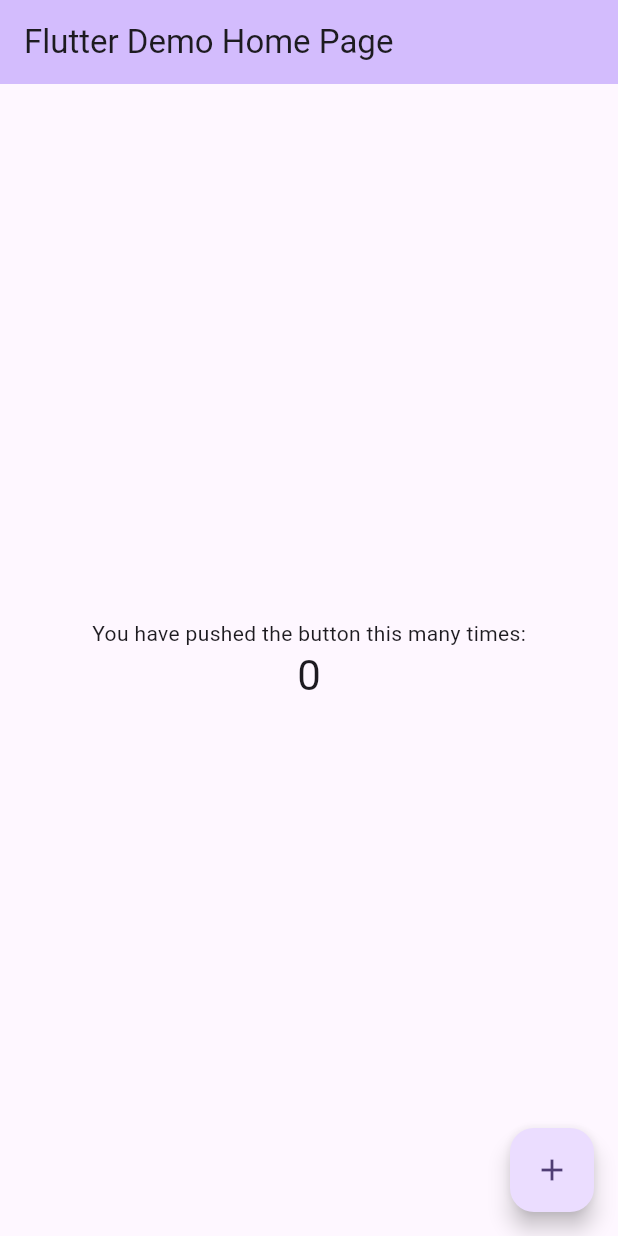
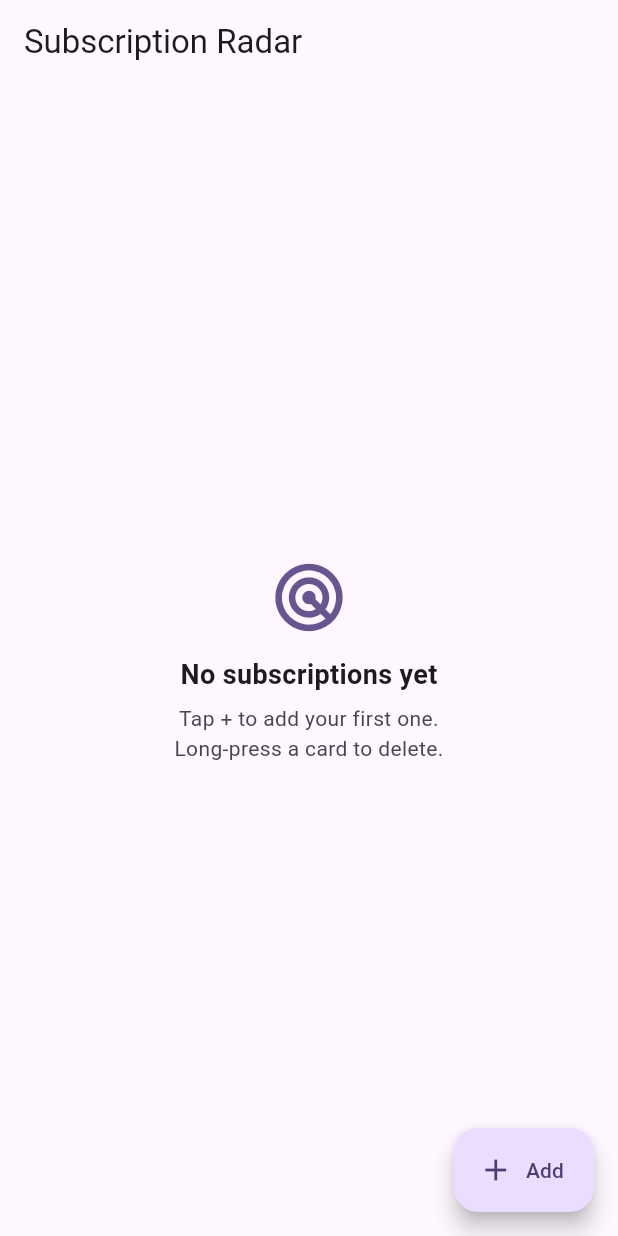
Before and after one commit to preiyalthakkar3007/subscription-radar, a Flutter app: the screen it shows after launch, on a phone screen of 412 x 824 dp. Run offline on Flutter 3.47's test engine with Material 3 defaults, Android fonts, the phone set to English and light mode, and no system bars; our stand-ins replace hive, hive_flutter; accounts and stored records are empty.

Commit message:
Add Hive-backed subscriptions + add screen

```diff
--- a/lib/main.dart
+++ b/lib/main.dart
@@ -1,122 +1,269 @@
 import 'package:flutter/material.dart';
+import 'package:hive_flutter/hive_flutter.dart';
+import 'models/subscription.dart';
+import 'screens/add_subscription.dart';
 
-void main() {
+
+Future<void> main() async {
+  WidgetsFlutterBinding.ensureInitialized();
+
+  await Hive.initFlutter();
+  Hive.registerAdapter(SubscriptionAdapter());
+  await Hive.openBox<Subscription>('subscriptions');
+
   runApp(const MyApp());
 }
 
 class MyApp extends StatelessWidget {
   const MyApp({super.key});
 
-  // This widget is the root of your application.
   @override
   Widget build(BuildContext context) {
+    final scheme = ColorScheme.fromSeed(seedColor: Colors.deepPurple);
+
     return MaterialApp(
-      title: 'Flutter Demo',
+      title: 'Subscription Radar',
+      debugShowCheckedModeBanner: false,
       theme: ThemeData(
-        // This is the theme of your application.
-        //
-        // TRY THIS: Try running your application with "flutter run". You'll see
-        // the application has a purple toolbar. Then, without quitting the app,
-        // try changing the seedColor in the colorScheme below to Colors.green
-        // and then invoke "hot reload" (save your changes or press the "hot
-        // reload" button in a Flutter-supported IDE, or press "r" if you used
-        // the command line to start the app).
-        //
-        // Notice that the counter didn't reset back to zero; the application
-        // state is not lost during the reload. To reset the state, use hot
-        // restart instead.
-        //
-        // This works for code too, not just values: Most code changes can be
-        // tested with just a hot reload.
-        colorScheme: .fromSeed(seedColor: Colors.deepPurple),
+        useMaterial3: true,
+        colorScheme: scheme,
+        scaffoldBackgroundColor: scheme.surface,
       ),
-      home: const MyHomePage(title: 'Flutter Demo Home Page'),
+      home: const MyHomePage(),
     );
   }
 }
 
-class MyHomePage extends StatefulWidget {
-  const MyHomePage({super.key, required this.title});
+class MyHomePage extends StatelessWidget {
+  const MyHomePage({super.key});
 
-  // This widget is the home page of your application. It is stateful, meaning
-  // that it has a State object (defined below) that contains fields that affect
-  // how it looks.
-
-  // This class is the configuration for the state. It holds the values (in this
-  // case the title) provided by the parent (in this case the App widget) and
-  // used by the build method of the State. Fields in a Widget subclass are
-  // always marked "final".
-
-  final String title;
-
-  @override
-  State<MyHomePage> createState() => _MyHomePageState();
-}
-
-class _MyHomePageState extends State<MyHomePage> {
-  int _counter = 0;
-
-  void _incrementCounter() {
-    setState(() {
-      // This call to setState tells the Flutter framework that something has
-      // changed in this State, which causes it to rerun the build method below
-      // so that the display can reflect the updated values. If we changed
-      // _counter without calling setState(), then the build method would not be
-      // called again, and so nothing would appear to happen.
-      _counter++;
-    });
+  double _monthlyCost(Subscription s) {
+    final isYearly = s.cycle.toLowerCase().startsWith('y');
+    return isYearly ? (s.cost / 12.0) : s.cost;
   }
 
   @override
   Widget build(BuildContext context) {
-    // This method is rerun every time setState is called, for instance as done
-    // by the _incrementCounter method above.
-    //
-    // The Flutter framework has been optimized to make rerunning build methods
-    // fast, so that you can just rebuild anything that needs updating rather
-    // than having to individually change instances of widgets.
+    final box = Hive.box<Subscription>('subscriptions');
+    final scheme = Theme.of(context).colorScheme;
+
     return Scaffold(
       appBar: AppBar(
-        // TRY THIS: Try changing the color here to a specific color (to
-        // Colors.amber, perhaps?) and trigger a hot reload to see the AppBar
-        // change color while the other colors stay the same.
-        backgroundColor: Theme.of(context).colorScheme.inversePrimary,
-        // Here we take the value from the MyHomePage object that was created by
-        // the App.build method, and use it to set our appbar title.
-        title: Text(widget.title),
+        title: const Text('Subscription Radar'),
+        centerTitle: false,
       ),
-      body: Center(
-        // Center is a layout widget. It takes a single child and positions it
-        // in the middle of the parent.
-        child: Column(
-          // Column is also a layout widget. It takes a list of children and
-          // arranges them vertically. By default, it sizes itself to fit its
-          // children horizontally, and tries to be as tall as its parent.
-          //
-          // Column has various properties to control how it sizes itself and
-          // how it positions its children. Here we use mainAxisAlignment to
-          // center the children vertically; the main axis here is the vertical
-          // axis because Columns are vertical (the cross axis would be
-          // horizontal).
-          //
-          // TRY THIS: Invoke "debug painting" (choose the "Toggle Debug Paint"
-          // action in the IDE, or press "p" in the console), to see the
-          // wireframe for each widget.
-          mainAxisAlignment: .center,
+      body: ValueListenableBuilder(
+        valueListenable: box.listenable(),
+        builder: (context, Box<Subscription> b, _) {
+          final subs = b.values.toList();
+
+          if (subs.isEmpty) {
+            return Center(
+              child: Padding(
+                padding: const EdgeInsets.all(24),
+                child: Column(
+                  mainAxisSize: MainAxisSize.min,
+                  children: [
+                    Icon(Icons.radar, size: 54, color: scheme.primary),
+                    const SizedBox(height: 12),
+                    const Text(
+                      'No subscriptions yet',
+                      style: TextStyle(fontSize: 18, fontWeight: FontWeight.w700),
+                    ),
+                    const SizedBox(height: 6),
+                    Text(
+                      'Tap + to add your first one.\nLong-press a card to delete.',
+                      textAlign: TextAlign.center,
+                      style: TextStyle(color: scheme.onSurfaceVariant),
+                    ),
+                  ],
+                ),
+              ),
+            );
+          }
+
+          double totalMonthly = 0;
+          int dueSoon = 0;
+          final now = DateTime.now();
+
+          for (final s in subs) {
+            totalMonthly += _monthlyCost(s);
+
+            final due = s.nextDueDate;
+            final diffDays = due.difference(now).inDays;
+            if (diffDays >= 0 && diffDays <= 7) dueSoon++;
+          }
+
+          return Padding(
+            padding: const EdgeInsets.fromLTRB(12, 12, 12, 0),
+            child: Column(
+              children: [
+                // Summary section (this makes it feel like a real app)
+                Container(
+                  padding: const EdgeInsets.all(14),
+                  decoration: BoxDecoration(
+                    gradient: LinearGradient(
+                      colors: [
+                        scheme.primaryContainer,
+                        scheme.secondaryContainer,
+                      ],
+                    ),
+                    borderRadius: BorderRadius.circular(18),
+                  ),
+                  child: Column(
+                    crossAxisAlignment: CrossAxisAlignment.stretch,
+                    children: [
+                      const Text(
+                        'Overview',
+                        style: TextStyle(fontSize: 14, fontWeight: FontWeight.w700),
+                      ),
+                      const SizedBox(height: 10),
+                      Row(
+                        children: [
+                          _StatChip(
+                            label: 'Monthly',
+                            value: '₹${totalMonthly.toStringAsFixed(0)}',
+                            icon: Icons.payments,
+                          ),
+                          const SizedBox(width: 10),
+                          _StatChip(
+                            label: 'Active',
+                            value: '${subs.length}',
+                            icon: Icons.subscriptions,
+                          ),
+                          const SizedBox(width: 10),
+                          _StatChip(
+                            label: 'Due (7d)',
+                            value: '$dueSoon',
+                            icon: Icons.event,
+                          ),
+                        ],
+                      ),
+                    ],
+                  ),
+                ),
+                const SizedBox(height: 12),
+
+                // List
+                Expanded(
+                  child: ListView.builder(
+                    itemCount: subs.length,
+                    itemBuilder: (context, i) {
+                      final s = subs[i];
+                      final due = s.nextDueDate.toLocal().toString().split(' ').first;
+
+                      return Padding(
+                        padding: const EdgeInsets.only(bottom: 10),
+                        child: Container(
+                          decoration: BoxDecoration(
+                            color: scheme.surfaceContainerHighest,
+                            borderRadius: BorderRadius.circular(16),
+                            border: Border.all(color: scheme.outlineVariant),
+                          ),
+                          child: ListTile(
+                            contentPadding: const EdgeInsets.symmetric(
+                              horizontal: 14,
+                              vertical: 6,
+                            ),
+                            title: Text(
+                              s.subName,
+                              style: const TextStyle(fontWeight: FontWeight.w700),
+                            ),
+                            subtitle: Text('${s.cycle} • Due: $due'),
+                            trailing: Column(
+                              mainAxisAlignment: MainAxisAlignment.center,
+                              crossAxisAlignment: CrossAxisAlignment.end,
+                              children: [
+                                Text(
+                                  '₹${s.cost.toStringAsFixed(0)}',
+                                  style: const TextStyle(fontWeight: FontWeight.w800),
+                                ),
+                                const SizedBox(height: 2),
+                                Text(
+                                  '≈ ₹${_monthlyCost(s).toStringAsFixed(0)}/mo',
+                                  style: TextStyle(
+                                    fontSize: 12,
+                                    color: scheme.onSurfaceVariant,
+                                  ),
+                                ),
+                              ],
+                            ),
+                            onLongPress: () async {
+                              await s.delete();
+                            },
+                          ),
+                        ),
+                      );
+                    },
+                  ),
+                ),
+              ],
+            ),
+          );
+        },
+      ),
+      floatingActionButton: FloatingActionButton.extended(
+        onPressed: () async {
+            await Navigator.push(
+              context,
+              MaterialPageRoute(builder: (_) => const AddSubscriptionScreen()),
+            );
+          },
+
+        icon: const Icon(Icons.add),
+        label: const Text('Add'),
+      ),
+    );
+  }
+}
+
+class _StatChip extends StatelessWidget {
+  final String label;
+  final String value;
+  final IconData icon;
+
+  const _StatChip({
+    required this.label,
+    required this.value,
+    required this.icon,
+  });
+
+  @override
+  Widget build(BuildContext context) {
+    final scheme = Theme.of(context).colorScheme;
+
+    return Expanded(
+      child: Container(
+        padding: const EdgeInsets.all(10),
+        decoration: BoxDecoration(
+          color: scheme.surface.withOpacity(0.6),
+          borderRadius: BorderRadius.circular(14),
+          border: Border.all(color: scheme.outlineVariant),
+        ),
+        child: Row(
           children: [
-            const Text('You have pushed the button this many times:'),
-            Text(
-              '$_counter',
-              style: Theme.of(context).textTheme.headlineMedium,
+            Icon(icon, size: 18, color: scheme.primary),
+            const SizedBox(width: 8),
+            Flexible(
+              child: Column(
+                crossAxisAlignment: CrossAxisAlignment.start,
+                children: [
+                  Text(
+                    label,
+                    style: TextStyle(fontSize: 12, color: scheme.onSurfaceVariant),
+                  ),
+                  const SizedBox(height: 2),
+                  Text(
+                    value,
+                    style: const TextStyle(fontWeight: FontWeight.w800),
+                    overflow: TextOverflow.ellipsis,
+                  ),
+                ],
+              ),
             ),
           ],
         ),
       ),
-      floatingActionButton: FloatingActionButton(
-        onPressed: _incrementCounter,
-        tooltip: 'Increment',
-        child: const Icon(Icons.add),
-      ),
     );
   }
 }
--- /dev/null
+++ b/lib/models/subscription.dart
@@ -0,0 +1,31 @@
+import 'package:hive/hive.dart';
+
+part 'subscription.g.dart';
+
+@HiveType(typeId: 0)
+class Subscription extends HiveObject {
+  @HiveField(0)
+  String subName;
+
+  @HiveField(1)
+  double cost;
+
+  @HiveField(2)
+  String cycle; // monthly / yearly
+
+  @HiveField(3)
+  int nextDueMs; // milliseconds since epoch
+
+  @HiveField(4)
+  String category;
+
+  Subscription({
+    required this.subName,
+    required this.cost,
+    required this.cycle,
+    required this.nextDueMs,
+    this.category = 'Other',
+  });
+
+  DateTime get nextDueDate => DateTime.fromMillisecondsSinceEpoch(nextDueMs);
+}
```
Also changed, not shown: lib/screens/add_subscription.dart (added, +167 -0 lines), pubspec.yaml (+8 -0 lines), lib/models/subscription.g.dart (added), pubspec.lock, 1 other file.
